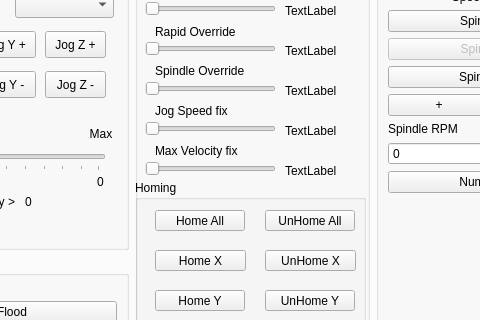
First picture: the form in examples/jet_tom.ui, repository jethornton/flexgui, before the edit; both pictures show x 125 to 605 and y 227 to 547 of the 919 by 666 pixel window.
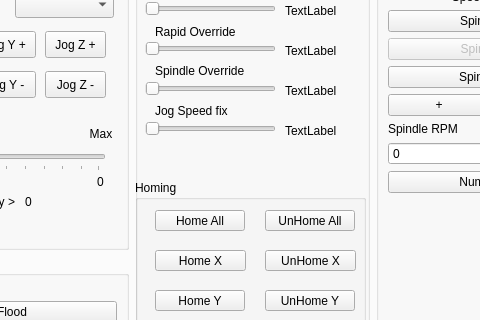
Second picture: the form after the edit. The open tabs and pages were chosen to show the change.

Commit message: remove max velocity slider from examples

What changed in the file:
```diff
--- a/examples/jet_tom.ui
+++ b/examples/jet_tom.ui
@@ -329,19 +329,6 @@
           <property name="alignment">
            <set>Qt::AlignCenter</set>
           </property>
-          <widget class="QLabel" name="label_28">
-           <property name="geometry">
-            <rect>
-             <x>20</x>
-             <y>180</y>
-             <width>131</width>
-             <height>19</height>
-            </rect>
-           </property>
-           <property name="text">
-            <string>Max Velocity fix</string>
-           </property>
-          </widget>
           <widget class="QLabel" name="feedrate_lb">
            <property name="geometry">
             <rect>
@@ -504,32 +491,6 @@
             <enum>Qt::Horizontal</enum>
            </property>
           </widget>
-          <widget class="QSlider" name="max_velocity_sl">
-           <property name="geometry">
-            <rect>
-             <x>10</x>
-             <y>200</y>
-             <width>131</width>
-             <height>16</height>
-            </rect>
-           </property>
-           <property name="orientation">
-            <enum>Qt::Horizontal</enum>
-           </property>
-          </widget>
-          <widget class="QLabel" name="label_31">
-           <property name="geometry">
-            <rect>
-             <x>150</x>
-             <y>200</y>
-             <width>51</width>
-             <height>19</height>
-            </rect>
-           </property>
-           <property name="text">
-            <string>TextLabel</string>
-           </property>
-          </widget>
           <widget class="QGroupBox" name="groupBox_8">
            <property name="geometry">
             <rect>
```
Left out of the diff: 2 changed lines with no effect on the pictures. The commit also changes 4 other files.
